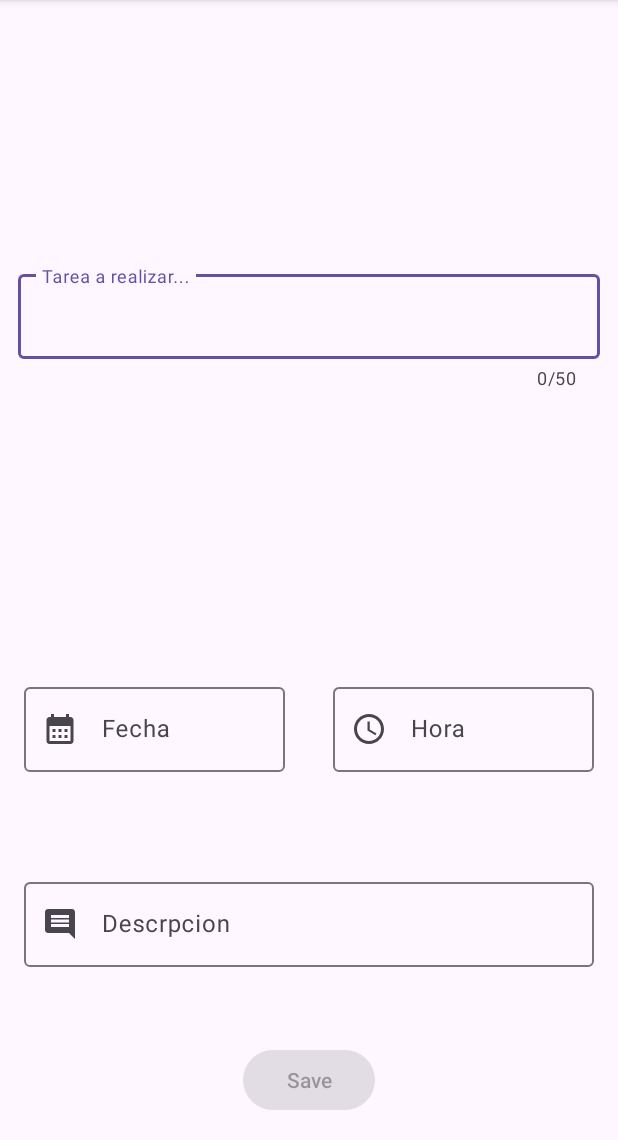
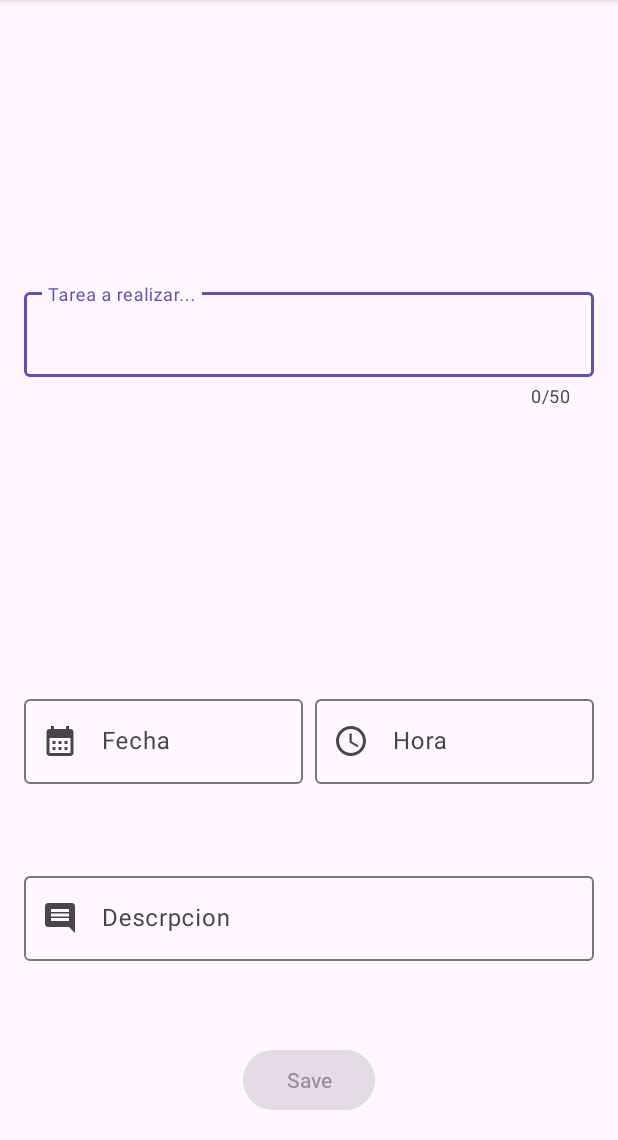
Before and after one commit to Creyes91/ListaTareas, an Android app: the screen it shows after launch (TaskActivity), after a tap on an icon or button, on a phone screen of 412 x 824 dp, the part 96-1236 px from its top. Run offline under Robolectric (Android 15) with nearby library versions, the phone set to English and light mode, and no system bars.

Commit message:
RecyclerView date implements to do corrrect implements of data in RV

```diff
--- a/app/src/main/java/com/example/listatareas/activities/MainActivity.kt
+++ b/app/src/main/java/com/example/listatareas/activities/MainActivity.kt
@@ -9,16 +9,24 @@ import androidx.appcompat.app.AlertDialog
 import androidx.recyclerview.widget.LinearLayoutManager
 import com.example.listatareas.R
 import com.example.listatareas.adapter.TaskAdapter
+import com.example.listatareas.adapter.dateAdapter
+import com.example.listatareas.data.Days
 import com.example.listatareas.data.Task
 import com.example.listatareas.data.providers.TaskDAO
 import com.example.listatareas.databinding.ActivityMainBinding
 import com.example.listatareas.utils.DBManager
+import java.time.LocalDate
+import java.util.Calendar
+import kotlin.time.Duration.Companion.days
 
 class MainActivity : AppCompatActivity() {
     lateinit var binding: ActivityMainBinding
     lateinit var taskDao: TaskDAO
     var taskList: MutableList<Task> = mutableListOf()
     lateinit var adapter: TaskAdapter
+    lateinit var dateAdapter: dateAdapter
+    var dateList: MutableList<Days> = mutableListOf()
+
 
     override fun onCreate(savedInstanceState: Bundle?) {
         super.onCreate(savedInstanceState)
@@ -26,6 +34,12 @@ class MainActivity : AppCompatActivity() {
         setContentView(binding.root)
 
         taskDao= TaskDAO(this)
+
+        dateAdapter= dateAdapter(dateList)
+
+        initRvDates()
+
+
 
        adapter=TaskAdapter(taskList,{
 
@@ -40,13 +54,42 @@ class MainActivity : AppCompatActivity() {
        }
        )
         binding.recyclerView.adapter= adapter
+        binding.dateRecyclerView.adapter= dateAdapter
         binding.recyclerView.layoutManager=LinearLayoutManager(this,LinearLayoutManager.VERTICAL,false)
-
+        binding.dateRecyclerView.layoutManager= LinearLayoutManager(this,LinearLayoutManager.HORIZONTAL,false)
 
         binding.addFAButton.setOnClickListener{
             intent= Intent(this, TaskActivity::class.java)
             startActivity(intent)
         }
+
+
+
+    }
+
+    private fun initRvDates() {
+
+        var calendar= Calendar.getInstance()
+        var mesActual= calendar.get(Calendar.MONTH)
+        var añoActual=calendar.get(Calendar.YEAR)
+        var fecha: Days
+
+        calendar.set(Calendar.MONTH, mesActual)
+        calendar.set(Calendar.DAY_OF_MONTH,1)
+        calendar.set(Calendar.YEAR, añoActual)
+
+        val diasMes= calendar.getActualMaximum(Calendar.DAY_OF_MONTH)
+
+            fecha= Days(0,"");
+
+        for (dia in 1..diasMes){
+            fecha.day=dia
+
+            dateList.add(fecha)
+
+        }
+
+
 
 
 
@@ -89,4 +132,6 @@ class MainActivity : AppCompatActivity() {
         adapter.updateItems(taskList)
     }
 
+
+
 }
--- a/app/src/main/java/com/example/listatareas/activities/TaskActivity.kt
+++ b/app/src/main/java/com/example/listatareas/activities/TaskActivity.kt
@@ -135,7 +135,7 @@ class TaskActivity : AppCompatActivity() {
             time.set(Calendar.HOUR, hourOfDay)
             time.set(Calendar.MINUTE, minute)
 
-            val simpleTimeFormat= SimpleDateFormat("HH:mm", Locale.getDefault())
+            val simpleTimeFormat= SimpleDateFormat("hh:mm a", Locale.getDefault())
             val formattedTime= simpleTimeFormat.format(time.time)
             binding.timePickerActions.editText?.setText(formattedTime)
 
--- a/app/src/main/java/com/example/listatareas/adapter/TaskAdapter.kt
+++ b/app/src/main/java/com/example/listatareas/adapter/TaskAdapter.kt
@@ -49,8 +49,10 @@ class TaskAdapter(var items: List<Task>,
 
 }
 
-class ViewHolder( val binding: ItemTaskBinding): RecyclerView.ViewHolder(binding.root)
+class ViewHolder(val binding: ItemTaskBinding): RecyclerView.ViewHolder(binding.root)
 {
+
+
     fun render (task: Task)
     {
         binding.nameTextView.text= task.name
--- /dev/null
+++ b/app/src/main/java/com/example/listatareas/adapter/dateAdapter.kt
@@ -0,0 +1,43 @@
+package com.example.listatareas.adapter
+
+import android.hardware.biometrics.BiometricManager.Strings
+import android.view.LayoutInflater
+import android.view.ViewGroup
+import androidx.recyclerview.widget.RecyclerView
+import com.example.listatareas.data.Days
+import com.example.listatareas.databinding.ItemDateBinding
+
+class dateAdapter(var days: List<Days>):RecyclerView.Adapter<dateAdapter.ViewHolder>() {
+
+
+    override fun onCreateViewHolder(parent: ViewGroup, viewType: Int): ViewHolder {
+       val binding = ItemDateBinding.inflate(LayoutInflater.from(parent.context),parent, false)
+        return ViewHolder(binding)
+    }
+
+    override fun getItemCount(): Int {
+        return days.size
+    }
+
+    override fun onBindViewHolder(holder: ViewHolder, position: Int) {
+       val item= days[position]
+       holder.render(item)
+
+    }
+
+    class ViewHolder(val binding: ItemDateBinding): RecyclerView.ViewHolder(binding.root)
+    {
+
+        fun render (day: Days)
+        {
+            /*binding.dayText.text=day.day.toString()
+            binding.dayBtn.text=day.dayOfWeek*/
+            binding.dayText.text=day.dayOfWeek.toString()
+            binding.dayBtn.text= day.day.toString()
+        }
+
+
+    }
+
+
+}
--- /dev/null
+++ b/app/src/main/java/com/example/listatareas/data/Days.kt
@@ -0,0 +1,6 @@
+package com.example.listatareas.data
+
+import java.time.DayOfWeek
+
+class Days(var day: Int, var dayOfWeek: String) {
+}
--- a/app/src/main/res/layout/activity_task.xml
+++ b/app/src/main/res/layout/activity_task.xml
@@ -14,7 +14,7 @@
         android:hint="Tarea a realizar..."
         app:counterEnabled="true"
         app:counterMaxLength="50"
-        android:padding="12dp"
+        android:padding="16dp"
         app:layout_constraintTop_toTopOf="parent"
         app:layout_constraintStart_toStartOf="parent"
         app:layout_constraintEnd_toEndOf="parent"
@@ -32,7 +32,8 @@
         android:layout_width="0dp"
         android:layout_height="wrap_content"
         android:hint="Fecha"
-        android:padding="16dp"
+        android:paddingStart="16dp"
+        android:paddingEnd="4dp"
         app:startIconDrawable="@drawable/ic_calendar"
         app:layout_constraintTop_toBottomOf="@id/nameTextField"
         app:layout_constraintStart_toStartOf="parent"
@@ -57,7 +58,8 @@
         android:layout_width="0dp"
         android:layout_height="wrap_content"
         android:hint="Hora"
-        android:padding="16dp"
+        android:paddingEnd="16dp"
+        android:paddingStart="4dp"
         app:startIconDrawable="@drawable/ic_time"
         app:layout_constraintTop_toBottomOf="@id/nameTextField"
         app:layout_constraintStart_toEndOf="@id/date_picker_actions"
```
Also changed, not shown: app/src/main/res/layout/activity_main.xml (+33 -1 lines), app/src/main/res/layout/item_date.xml (added, +46 -0 lines).
